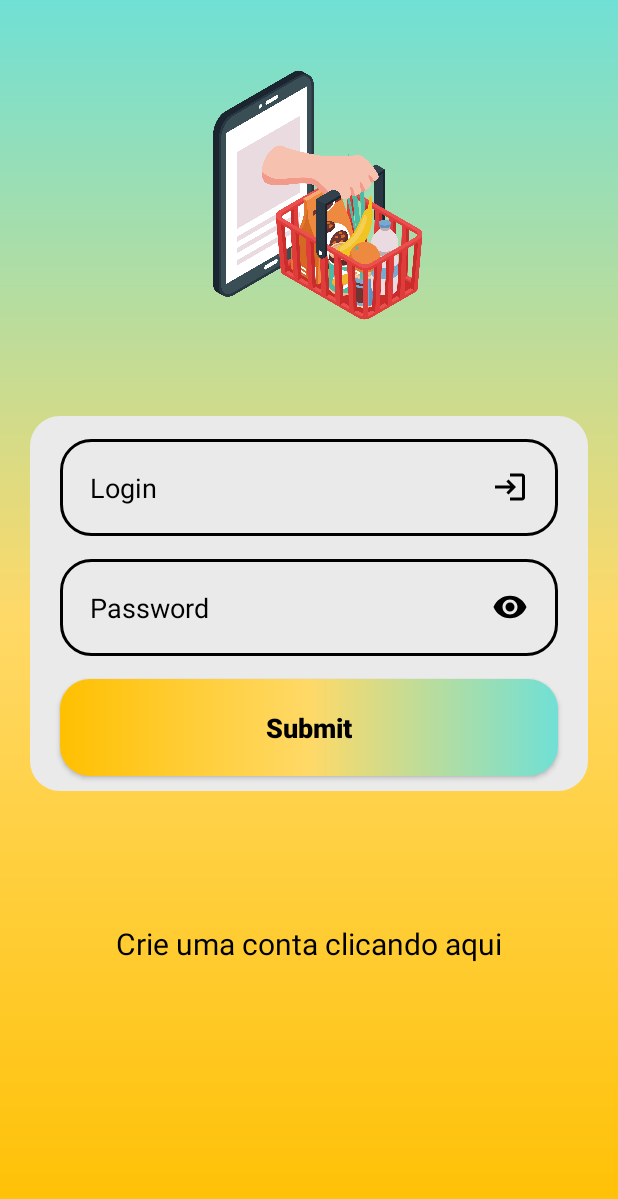
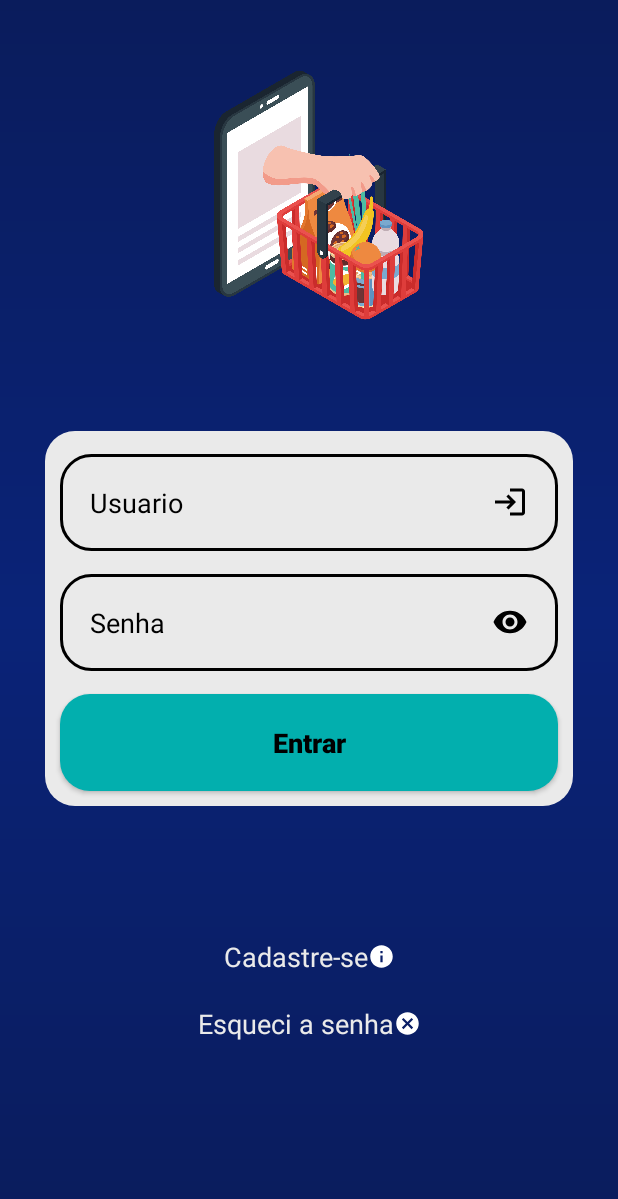
Before and after one commit to RafaGranja/ListaDeCompras, an Android app: the screen it shows after launch (FormLogin), on a phone screen of 412 x 824 dp. Shown: the top 1199 px of the screen. Run offline under Robolectric (Android 15) with nearby library versions, the phone set to English and light mode, and no system bars.

Commit message:
Consertando merda

```diff
--- a/ProjetoBase/app/src/main/java/com/example/projetobase/FormLogin.java
+++ b/ProjetoBase/app/src/main/java/com/example/projetobase/FormLogin.java
@@ -4,6 +4,7 @@ import androidx.appcompat.app.AppCompatActivity;
 
 import android.os.Bundle;
 import android.view.View;
+import android.widget.EditText;
 import android.widget.ProgressBar;
 
 public class FormLogin extends AppCompatActivity {
@@ -15,10 +16,24 @@ public class FormLogin extends AppCompatActivity {
         getSupportActionBar().hide();
 
     }
-    protected void LoadLogin(){
-
+    /** Called when the user touches the button */
+    public void LoadLogin(View view) {
         ProgressBar load= (ProgressBar)findViewById(R.id.progress_bar);
         load.setVisibility(View.VISIBLE);
 
+        EditText login = (EditText)findViewById((R.id.edit_text_login));
+        EditText password = (EditText)findViewById((R.id.edit_text_password));
+
+        if(login.getText().length()==0){
+            login.setHintTextColor(getResources().getColor(R.color.red));
+        }
+        else if(password.getText().length()==0){
+            login.setHintTextColor(getResources().getColor(R.color.black));
+            password.setHintTextColor(getResources().getColor(R.color.red));
+        }
+        else{
+            password.setHintTextColor(getResources().getColor(R.color.black));
+            load.setVisibility(View.INVISIBLE);
+        }
     }
 }
--- a/ProjetoBase/app/src/main/res/drawable/background.xml
+++ b/ProjetoBase/app/src/main/res/drawable/background.xml
@@ -2,10 +2,10 @@
 <shape xmlns:android="http://schemas.android.com/apk/res/android">
 
     <gradient
-        android:startColor="@color/blue_light"
-        android:centerColor="@color/yellow_light"
-        android:endColor="@color/yellow"
-        android:angle="270"
+        android:startColor="@color/blue_marine"
+        android:centerColor="@color/blue2"
+        android:endColor="@color/blue_marine"
+        android:angle="90"
     />
 
 </shape>
--- a/ProjetoBase/app/src/main/res/drawable/button_login.xml
+++ b/ProjetoBase/app/src/main/res/drawable/button_login.xml
@@ -2,9 +2,5 @@
 <shape xmlns:android="http://schemas.android.com/apk/res/android">
 
     <corners android:radius="20dp"/>
-    <gradient
-        android:startColor="@color/blue_light"
-        android:centerColor="@color/yellow_light"
-        android:endColor="@color/yellow"
-        android:angle="180"/>
+    <solid android:color="@color/blue_light"/>
 </shape>
--- /dev/null
+++ b/ProjetoBase/app/src/main/res/drawable/ic_baseline_cancel_24.xml
@@ -0,0 +1,5 @@
+<vector android:height="18dp"
+    android:viewportHeight="24" android:viewportWidth="24"
+    android:width="18dp" xmlns:android="http://schemas.android.com/apk/res/android">
+    <path android:fillColor="@android:color/white" android:pathData="M12,2C6.47,2 2,6.47 2,12s4.47,10 10,10 10,-4.47 10,-10S17.53,2 12,2zM17,15.59L15.59,17 12,13.41 8.41,17 7,15.59 10.59,12 7,8.41 8.41,7 12,10.59 15.59,7 17,8.41 13.41,12 17,15.59z"/>
+</vector>
--- /dev/null
+++ b/ProjetoBase/app/src/main/res/drawable/ic_baseline_info_24.xml
@@ -0,0 +1,5 @@
+<vector android:height="18dp"
+    android:viewportHeight="24" android:viewportWidth="24"
+    android:width="18dp" xmlns:android="http://schemas.android.com/apk/res/android">
+    <path android:fillColor="@android:color/white" android:pathData="M12,2C6.48,2 2,6.48 2,12s4.48,10 10,10 10,-4.48 10,-10S17.52,2 12,2zM13,17h-2v-6h2v6zM13,9h-2L11,7h2v2z"/>
+</vector>
--- a/ProjetoBase/app/src/main/res/layout/activity_form_login.xml
+++ b/ProjetoBase/app/src/main/res/layout/activity_form_login.xml
@@ -1,14 +1,13 @@
 <?xml version="1.0" encoding="utf-8"?>
 
-<androidx.core.widget.NestedScrollView
+<androidx.core.widget.NestedScrollView xmlns:app="http://schemas.android.com/apk/res-auto"
+    xmlns:tools="http://schemas.android.com/tools"
     android:layout_width="match_parent"
     android:layout_height="match_parent"
     android:fillViewport="true"
     xmlns:android="http://schemas.android.com/apk/res/android">
 
-<androidx.constraintlayout.widget.ConstraintLayout xmlns:android="http://schemas.android.com/apk/res/android"
-    xmlns:app="http://schemas.android.com/apk/res-auto"
-    xmlns:tools="http://schemas.android.com/tools"
+<androidx.constraintlayout.widget.ConstraintLayout
     android:layout_width="match_parent"
     android:layout_height="match_parent"
     tools:context=".FormLogin"
@@ -21,10 +20,10 @@
         android:layout_marginTop="4dp"
         android:src="@drawable/logo"
         app:layout_constraintEnd_toEndOf="parent"
-        app:layout_constraintHorizontal_bias="0.496"
         app:layout_constraintStart_toStartOf="parent"
         app:layout_constraintTop_toTopOf="parent"
-        android:id="@+id/logo"/>
+        android:id="@+id/logo"
+        />
 
     <View
         android:id="@+id/components"
@@ -33,7 +32,7 @@
         app:layout_constraintStart_toStartOf="@id/edit_text_password"
         app:layout_constraintStart_toEndOf="@id/edit_text_password"
         app:layout_constraintTop_toBottomOf="@id/logo"
-        android:layout_margin="20dp"/>
+        android:layout_margin="30dp"/>
 
     <EditText
         style="@style/edit_text"
@@ -68,18 +67,20 @@
         app:layout_constraintEnd_toEndOf="parent"
         app:layout_constraintEnd_toStartOf="parent"
         app:layout_constraintTop_toBottomOf="@id/edit_text_password"
+        android:onClick="LoadLogin"
         />
 
     <ProgressBar
+        android:id="@+id/progress_bar"
         android:layout_width="wrap_content"
         android:layout_height="wrap_content"
+        android:layout_marginTop="20dp"
+        android:visibility="invisible"
+        app:layout_constraintEnd_toEndOf="parent"
+        app:layout_constraintHorizontal_bias="0.498"
         app:layout_constraintStart_toStartOf="parent"
-        app:layout_constraintEnd_toEndOf="parent"
-        app:layout_constraintTop_toBottomOf="@id/components"
-        android:layout_marginTop="20dp"
-        android:id="@+id/progress_bar"
-        android:visibility="invisible"
-        />
+        app:layout_constraintTop_toBottomOf="@id/components" />
+
     <TextView
         android:layout_width="wrap_content"
         android:layout_height="wrap_content"
@@ -87,11 +88,26 @@
         app:layout_constraintTop_toBottomOf="@id/progress_bar"
         app:layout_constraintStart_toStartOf="parent"
         app:layout_constraintEnd_toEndOf="parent"
-        android:textSize="20dp"
-        android:textColor="@color/black"
+        android:drawableRight="@drawable/ic_baseline_info_24"
+        android:textSize="18dp"
+        android:textColor="@color/gray"
+        android:layout_marginTop="20dp"
+        android:layout_marginBottom="20dp"
+        android:id="@+id/text_signup"
+        />
+    <TextView
+        android:layout_width="wrap_content"
+        android:layout_height="wrap_content"
+        android:text="@string/change_password"
+        app:layout_constraintTop_toBottomOf="@id/text_signup"
+        app:layout_constraintStart_toStartOf="parent"
+        app:layout_constraintEnd_toEndOf="parent"
+        android:drawableRight="@drawable/ic_baseline_cancel_24"
+        android:textSize="18dp"
+        android:textColor="@color/gray"
         android:layout_marginTop="20dp"
         android:layout_marginBottom="30dp"
-        android:id="@+id/text_signup"
+        android:id="@+id/text_passwordchange"
         />
 
 </androidx.constraintlayout.widget.ConstraintLayout>
--- a/ProjetoBase/app/src/main/res/values/colors.xml
+++ b/ProjetoBase/app/src/main/res/values/colors.xml
@@ -8,9 +8,13 @@
     <color name="black">#FF000000</color>
     <color name="white">#FFFFFFFF</color>
     <color name="gray">#EAEAEA</color>
-    <color name="blue_light">#70E0D5</color>
+    <color name="blue_light">#02AFAE</color>
+    <color name="blue1">#0F43AE</color>
+    <color name="blue2">#0A2378</color>
+    <color name="blue_marine">#0A1C5C</color>
     <color name="yellow">#FFC001</color>
     <color name="yellow_light">#FFD967</color>
     <color name="red">#CE0D0D</color>
+    <color name="green_blue">#25D5A6</color>
 
 </resources>
--- a/ProjetoBase/app/src/main/res/values/strings.xml
+++ b/ProjetoBase/app/src/main/res/values/strings.xml
@@ -1,7 +1,8 @@
 <resources>
     <string name="app_name">ProjetoBase</string>
-    <string name="login">Login</string>
-    <string name="password">Password</string>
-    <string name="submit">Submit</string>
-    <string name="signup">Crie uma conta clicando aqui</string>
+    <string name="login">Usuario</string>
+    <string name="password">Senha</string>
+    <string name="submit">Entrar</string>
+    <string name="signup">Cadastre-se</string>
+    <string name="change_password">Esqueci a senha</string>
 </resources>
```
Also changed, not shown: ProjetoBase/app/src/main/res/values/styles.xml (+3 -9 lines).
